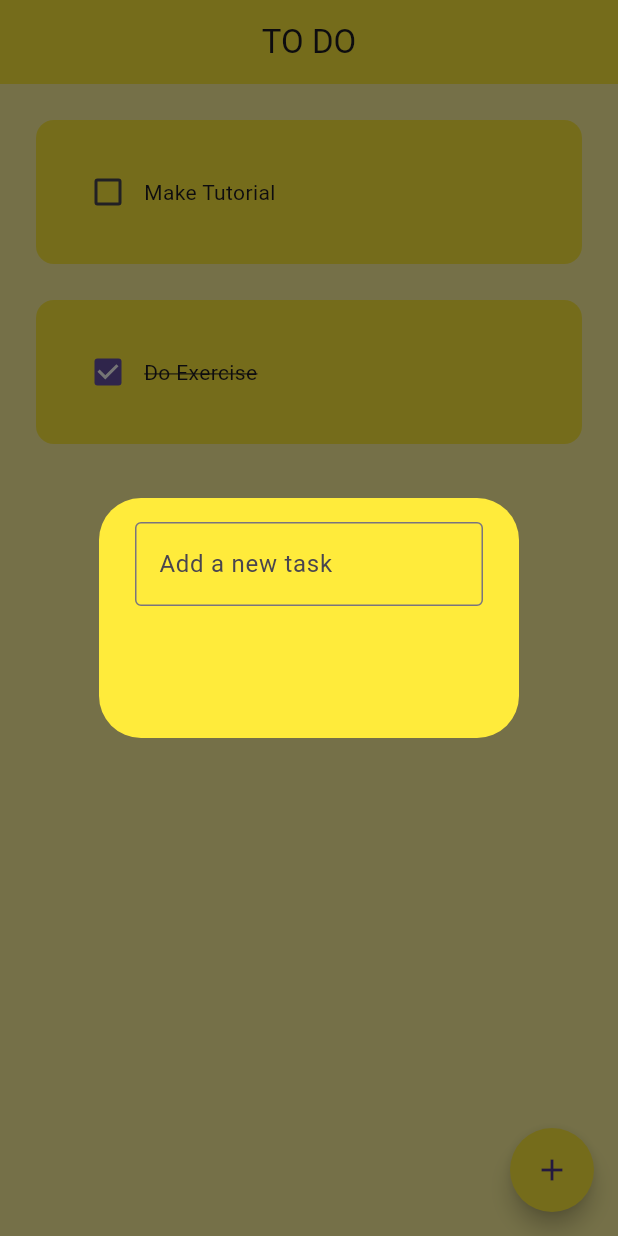
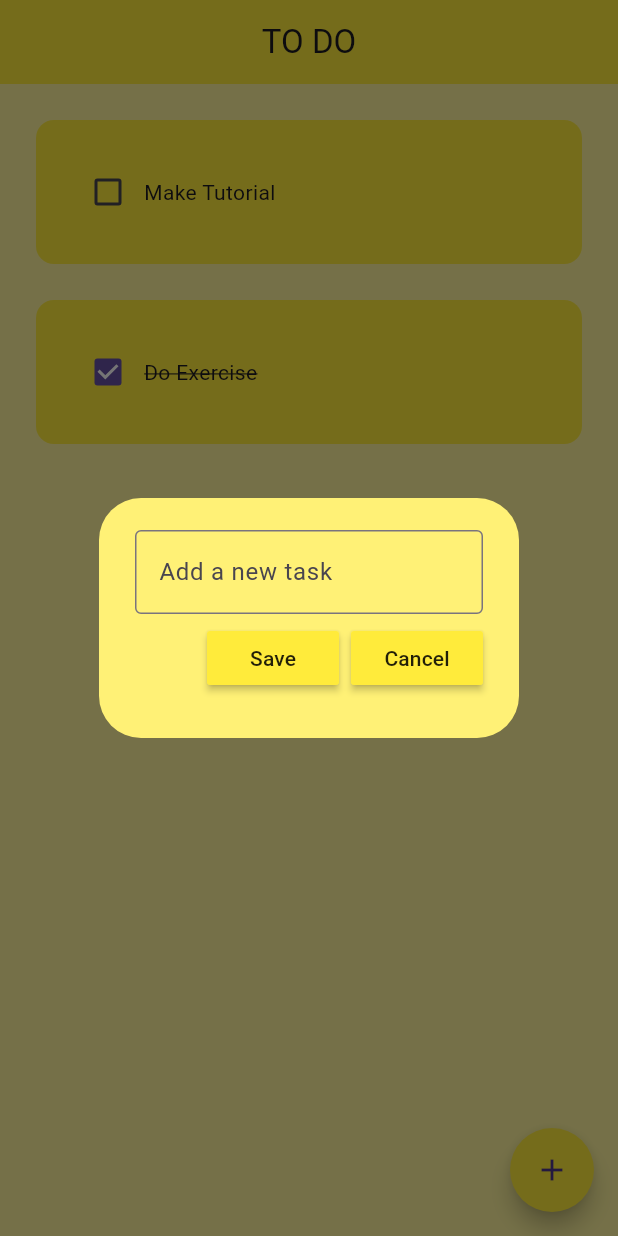
Before and after one commit to Vipin-V/todo_app, a Flutter app: the screen it shows after launch, after a tap on the "add" icon, on a phone screen of 412 x 824 dp. Run offline on Flutter 3.47's test engine with Material 3 defaults, Android fonts, the phone set to English and light mode, and no system bars.

```diff
--- a/lib/pages/home_page.dart
+++ b/lib/pages/home_page.dart
@@ -1,5 +1,3 @@
-import 'dart:js';
-
 import 'package:flutter/material.dart';
 import 'package:todo_app/util/dialog_box.dart';
 import 'package:todo_app/util/todo_tile.dart';
@@ -12,6 +10,8 @@ class HomePage extends StatefulWidget {
 }
 
 class _HomePageState extends State<HomePage> {
+  // text controller
+  final _controller = TextEditingController();
 // List of ToDo Tasks
   List toDoList = [
     ['Make Tutorial', false],
@@ -25,12 +25,24 @@ class _HomePageState extends State<HomePage> {
     });
   }
 
+  // Save new task
+  void saveNewTask() {
+    setState(() {
+      toDoList.add([_controller.text, false]);
+    });
+    Navigator.of(context).pop();
+  }
+
 // Create a new Task
-  void createNewTask() {
+  void createNewTask(BuildContext context) {
     showDialog(
       context: context,
       builder: (context) {
-        return const DialogBox();
+        return DialogBox(
+          controller: _controller,
+          onSave: saveNewTask,
+          onCancel: () => Navigator.of(context).pop(),
+        );
       },
     );
   }
@@ -44,7 +56,7 @@ class _HomePageState extends State<HomePage> {
         elevation: 0,
       ),
       floatingActionButton: FloatingActionButton(
-        onPressed: createNewTask,
+        onPressed: () => createNewTask(context),
         child: const Icon(Icons.add),
       ),
       body: ListView.builder(
--- a/lib/util/dialog_box.dart
+++ b/lib/util/dialog_box.dart
@@ -1,19 +1,30 @@
 import 'package:flutter/material.dart';
+import 'package:todo_app/util/my_button.dart';
 
 class DialogBox extends StatelessWidget {
-  const DialogBox({super.key});
+  DialogBox({
+    super.key,
+    required this.controller,
+    required this.onSave,
+    required this.onCancel,
+  });
+  final controller;
+  VoidCallback onSave;
+  VoidCallback onCancel;
 
   @override
   Widget build(BuildContext context) {
-    return const AlertDialog(
-      backgroundColor: Colors.yellow,
+    return AlertDialog(
+      backgroundColor: Colors.yellow[300],
       content: SizedBox(
         height: 120,
         child: Column(
+          mainAxisAlignment: MainAxisAlignment.spaceEvenly,
           children: [
             // Get user input
             TextField(
-              decoration: InputDecoration(
+              controller: controller,
+              decoration: const InputDecoration(
                 border: OutlineInputBorder(),
                 hintText: 'Add a new task',
               ),
@@ -21,9 +32,16 @@ class DialogBox extends StatelessWidget {
 
             // buttons -> save + cancel
             Row(
+              mainAxisAlignment: MainAxisAlignment.end,
               children: [
                 //save button
+                MyButton(text: 'Save', onPressed: onSave),
+
+                const SizedBox(
+                  width: 8,
+                ),
                 //cancel button
+                MyButton(text: 'Cancel', onPressed: onCancel),
               ],
             )
           ],
--- /dev/null
+++ b/lib/util/my_button.dart
@@ -0,0 +1,20 @@
+import 'package:flutter/material.dart';
+
+class MyButton extends StatelessWidget {
+  MyButton({
+    super.key,
+    required this.text,
+    required this.onPressed,
+  });
+  final String text;
+  VoidCallback onPressed;
+
+  @override
+  Widget build(BuildContext context) {
+    return MaterialButton(
+      onPressed: onPressed,
+      color: Colors.yellow,
+      child: Text(text),
+    );
+  }
+}
```
